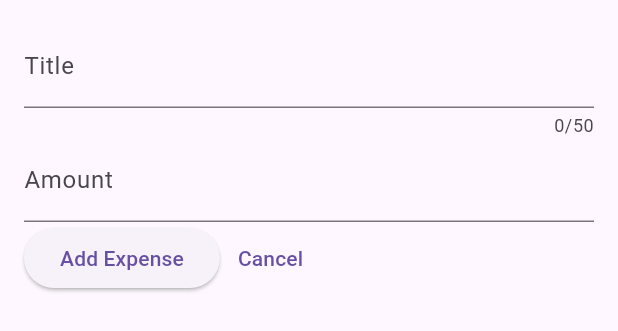
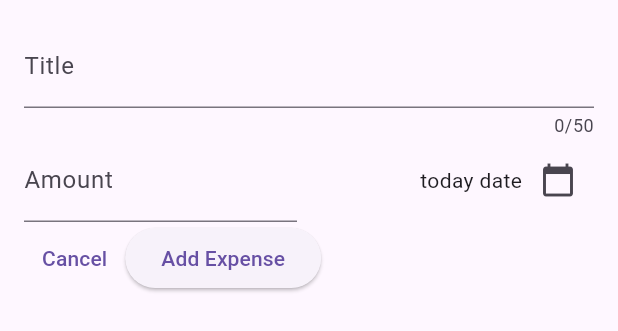
Before and after one commit to abdelbasset-mg/expenses_tracker, a Flutter app: the NewExpenses widget shown alone on an empty page, opened directly, on a phone screen of 412 x 824 dp. Shown: the top 331 px of the screen. Run offline on Flutter 3.47's test engine with Material 2 defaults, Android fonts, the phone set to English and light mode, and no system bars.

Commit message:
date picker

```diff
--- a/lib/widgets/new_expenses.dart
+++ b/lib/widgets/new_expenses.dart
@@ -11,6 +11,16 @@ class NewExpenses extends StatefulWidget {
 class _NewExpensesState extends State<NewExpenses> {
   final _titleController = TextEditingController();
   final _amountController = TextEditingController();
+
+  void _selectDate() {
+    var now = DateTime.now();
+    showDatePicker(
+      context: context,
+      initialDate: now,
+      firstDate: DateTime(now.year - 1 , now.month, now.day),
+      lastDate: now,
+    );
+  }
 
   @override
   void dispose() {
@@ -32,7 +42,10 @@ class _NewExpensesState extends State<NewExpenses> {
               labelText: 'Title',
             ),
           ),
-          TextField(
+          Row(
+            children: [
+              Expanded(
+                child: TextField(
                   decoration: const InputDecoration(
                     prefixText: '\$ ',
                     labelText: 'Amount',
@@ -40,8 +53,29 @@ class _NewExpensesState extends State<NewExpenses> {
                   keyboardType: TextInputType.number,
                   controller: _amountController,
                 ),
+              ),
+              const SizedBox(width: 16),
+              Expanded(
+                  child: Row(
+                mainAxisAlignment: MainAxisAlignment.end,
+                children: [
+                  const Text('today date'),
+                  IconButton(
+                    onPressed: _selectDate,
+                    icon: const Icon(Icons.calendar_today),
+                  ),
+                ],
+              )),
+            ],
+          ),
           Row(
             children: [
+              TextButton(
+                onPressed: () {
+                  Navigator.pop(context);
+                },
+                child: const Text('Cancel'),
+              ),
               ElevatedButton(
                 onPressed: () {
                   print(_titleController.text);
@@ -49,11 +83,7 @@ class _NewExpensesState extends State<NewExpenses> {
                 },
                 child: const Text('Add Expense'),
               ),
-              TextButton(
-                onPressed: () {},
-                child: const Text('Cancel'),
-              ),
-            ],
+            ]
           )
         ],
       ),
```
Lines whose indentation alone changed are shown as unchanged.
